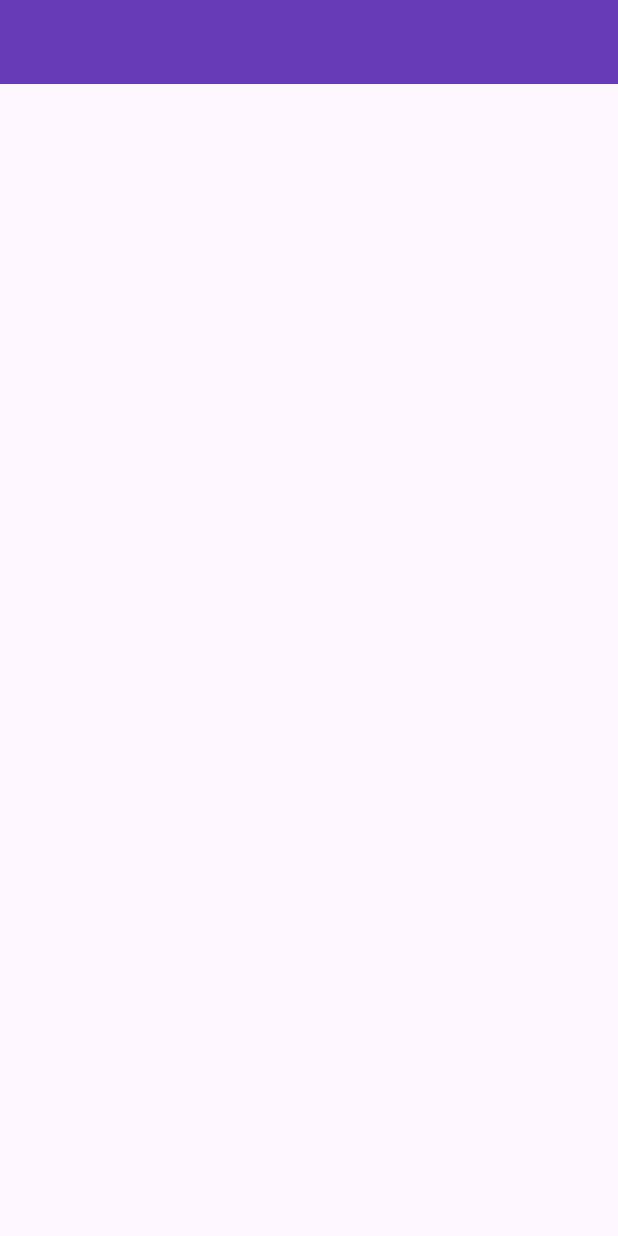
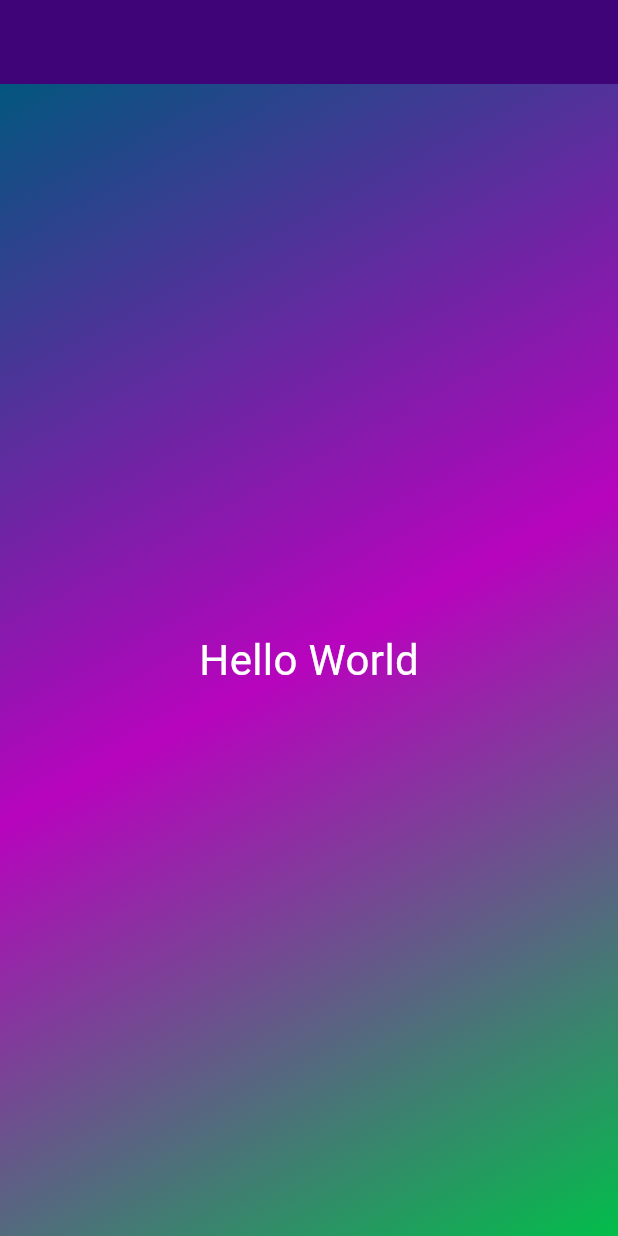
Before and after one commit to Eshita75/udemy_flutter_project, a Flutter app: the screen it shows after launch, on a phone screen of 412 x 824 dp. Run offline on Flutter 3.47's test engine with Material 3 defaults, Android fonts, the phone set to English and light mode, and no system bars.

```diff
--- /dev/null
+++ b/project1/lib/Home_Screen.dart
@@ -0,0 +1,27 @@
+import 'package:flutter/material.dart';
+import 'package:project1/Styled_Text.dart';
+
+class Home extends StatelessWidget {
+  const Home({super.key});
+
+  @override
+  Widget build(BuildContext context) {
+    return Scaffold(
+      appBar: AppBar(
+        backgroundColor: const Color.fromARGB(255, 63, 5, 120),
+      ),
+      body: Container(
+        decoration: BoxDecoration(
+          gradient: LinearGradient(colors: [
+            Color.fromARGB(255, 2, 86, 126),
+            Color.fromARGB(255, 183, 4, 189),
+            Color.fromARGB(255, 2, 189, 74),
+          ], begin: Alignment.topLeft, end: Alignment.bottomRight),
+        ),
+        child: Center(
+          child: StyleText()
+        ),
+      ),
+    );
+  }
+}
--- /dev/null
+++ b/project1/lib/Styled_Text.dart
@@ -0,0 +1,13 @@
+
+import 'package:flutter/material.dart';
+
+class StyleText extends StatelessWidget{
+  @override
+  Widget build(BuildContext context) {
+    return Text(
+      'Hello World',
+      style: TextStyle(color: Colors.white, fontSize: 28),
+    );
+  }
+
+}
--- a/project1/lib/main.dart
+++ b/project1/lib/main.dart
@@ -1,11 +1,13 @@
 import 'package:flutter/cupertino.dart';
 import 'package:flutter/material.dart';
 
-main(){
+import 'Home_Screen.dart';
+
+main() {
   runApp(MyApp());
 }
 
-class MyApp extends StatelessWidget{
+class MyApp extends StatelessWidget {
   const MyApp({super.key});
 
   @override
@@ -15,16 +17,3 @@ class MyApp extends StatelessWidget{
     );
   }
 }
-
-class Home extends StatelessWidget{
-  const Home({super.key});
-
-  @override
-  Widget build(BuildContext context) {
-    return Scaffold(
-      appBar: AppBar(
-        backgroundColor: Colors.deepPurple,
-      ),
-    );
-  }
-}
```
